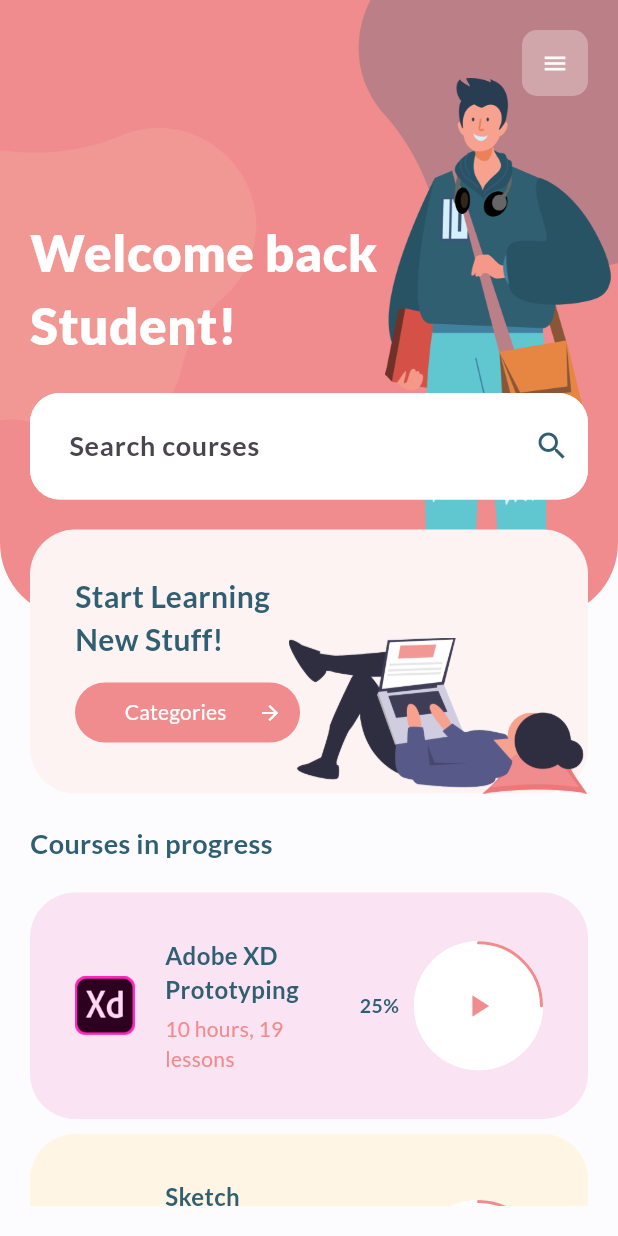
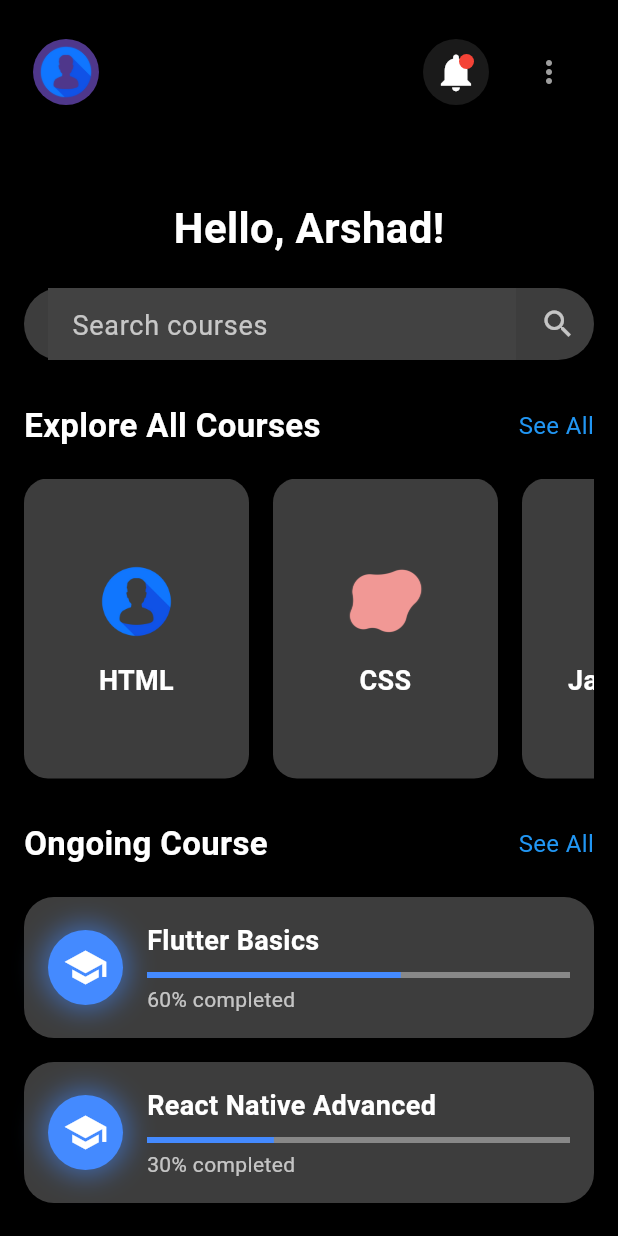
Before and after one commit to Imran-decoder/E-Learning-Platform, a Flutter app: the screen it shows after launch, on a phone screen of 412 x 824 dp. Run offline on Flutter 3.47's test engine with Material 3 defaults, Android fonts, the phone set to English and light mode, and no system bars; drawn by our look-alikes of percent_indicator; our stand-ins replace google_fonts.

Commit message:
New Initial

```diff
--- /dev/null
+++ b/lib/components/explore_course_card.dart
@@ -0,0 +1,47 @@
+import 'package:flutter/material.dart';
+
+class ExploreCourseCard extends StatelessWidget {
+  final String logoPath;
+  final String courseName;
+
+  const ExploreCourseCard({
+    required this.logoPath,
+    required this.courseName,
+    Key? key,
+  }) : super(key: key);
+
+  @override
+  Widget build(BuildContext context) {
+    return Padding(
+      padding: const EdgeInsets.only(right: 16.0),
+      child: Container(
+        width: 150,
+        decoration: BoxDecoration(
+          color: Colors.white24,
+          borderRadius: BorderRadius.circular(16.0),
+        ),
+        child: Column(
+          mainAxisAlignment: MainAxisAlignment.center,
+          children: [
+            Image.asset(
+              logoPath,
+              height: 60,
+              width: 60,
+              fit: BoxFit.contain,
+            ),
+            SizedBox(height: 10),
+            Text(
+              courseName,
+              style: TextStyle(
+                fontSize: 18,
+                fontWeight: FontWeight.bold,
+                color: Colors.white,
+              ),
+              textAlign: TextAlign.center,
+            ),
+          ],
+        ),
+      ),
+    );
+  }
+}
--- /dev/null
+++ b/lib/components/ongoing_course_card.dart
@@ -0,0 +1,80 @@
+import 'package:flutter/material.dart';
+
+class OngoingCourseCard extends StatelessWidget {
+  final String courseName;
+  final double progress;
+
+  const OngoingCourseCard({
+    required this.courseName,
+    required this.progress,
+  });
+
+  @override
+  Widget build(BuildContext context) {
+    return Container(
+      padding: EdgeInsets.all(16.0),
+      decoration: BoxDecoration(
+        color: Colors.white24,
+        borderRadius: BorderRadius.circular(20.0),
+      ),
+      child: Row(
+        children: [
+          // Glowing Logo
+          Container(
+            height: 50,
+            width: 50,
+            decoration: BoxDecoration(
+              shape: BoxShape.circle,
+              color: Colors.blueAccent,
+              boxShadow: [
+                BoxShadow(
+                  color: Colors.blueAccent.withOpacity(0.6),
+                  blurRadius: 15,
+                  spreadRadius: 3,
+                ),
+              ],
+            ),
+            child: Icon(Icons.school, color: Colors.white, size: 30),
+          ),
+          SizedBox(width: 16),
+          // Course Details
+          Expanded(
+            child: Column(
+              crossAxisAlignment: CrossAxisAlignment.start,
+              children: [
+                Text(
+                  courseName,
+                  style: TextStyle(
+                    color: Colors.white,
+                    fontSize: 18,
+                    fontWeight: FontWeight.bold,
+                  ),
+                ),
+                SizedBox(height: 8),
+                // Progress Bar and Percentage
+                Column(
+                  crossAxisAlignment: CrossAxisAlignment.start,
+                  children: [
+                    LinearProgressIndicator(
+                      value: progress,
+                      backgroundColor: Colors.white38,
+                      color: Colors.blueAccent,
+                    ),
+                    SizedBox(height: 4),
+                    Text(
+                      "${(progress * 100).toInt()}% completed",
+                      style: TextStyle(
+                        color: Colors.white70,
+                        fontSize: 14,
+                      ),
+                    ),
+                  ],
+                ),
+              ],
+            ),
+          ),
+        ],
+      ),
+    );
+  }
+}
--- a/lib/main.dart
+++ b/lib/main.dart
@@ -1,5 +1,4 @@
-import 'package:elearning/screens/home_screen.dart';
-import 'package:elearning/utils/const.dart';
+import 'package:elearning/screens/dashboard_screen.dart';
 import 'package:flutter/material.dart';
 
 void main() => runApp(MyApp());
@@ -10,8 +9,23 @@ class MyApp extends StatelessWidget {
     return MaterialApp(
       title: 'E-Learning Online Courses App',
       debugShowCheckedModeBanner: false,
-      theme: Constants.lighTheme(context),
-      home: HomeScreen(),
+      theme: ThemeData.dark().copyWith(
+        scaffoldBackgroundColor: Colors.black,
+        appBarTheme: AppBarTheme(
+          backgroundColor: Colors.black,
+          iconTheme: IconThemeData(color: Colors.white),
+        ),
+        textTheme: TextTheme(
+          bodyLarge: TextStyle(color: Colors.white),
+          bodyMedium: TextStyle(color: Colors.white70),
+        ),
+        inputDecorationTheme: InputDecorationTheme(
+          filled: true,
+          fillColor: Colors.grey[800],
+          hintStyle: TextStyle(color: Colors.white54),
+        ),
+      ),
+      home: DashboardScreen(),
     );
   }
 }
--- /dev/null
+++ b/lib/screens/dashboard_screen.dart
@@ -0,0 +1,216 @@
+import 'package:flutter/material.dart';
+import 'package:elearning/components/ongoing_course_card.dart';
+import 'package:elearning/components/explore_course_card.dart';
+
+class DashboardScreen extends StatefulWidget {
+  @override
+  _DashboardScreenState createState() => _DashboardScreenState();
+}
+
+class _DashboardScreenState extends State<DashboardScreen> {
+  final TextEditingController _searchControl = TextEditingController();
+  late FocusNode myFocusNode;
+
+  final List<Map<String, String>> courses = [
+    {'logo': 'assets/images/profile.png', 'name': 'HTML'},
+    {'logo': 'assets/images/blob_1.png', 'name': 'CSS'},
+    {'logo': 'assets/images/blob_2.png', 'name': 'JavaScript'},
+    {'logo': 'assets/images/icon_1.png', 'name': 'React'},
+    {'logo': 'assets/images/icon_2.png', 'name': 'Node.js'},
+    {'logo': 'assets/images/icon_3.png', 'name': 'Next.js'},
+  ];
+
+  @override
+  void initState() {
+    super.initState();
+    myFocusNode = FocusNode();
+  }
+
+  @override
+  void dispose() {
+    _searchControl.dispose();
+    myFocusNode.dispose();
+    super.dispose();
+  }
+
+  @override
+  Widget build(BuildContext context) {
+    return Scaffold(
+      extendBodyBehindAppBar: true,
+      appBar: PreferredSize(
+        preferredSize: Size.fromHeight(100),
+        child: SafeArea(
+          child: Padding(
+            padding: const EdgeInsets.symmetric(horizontal: 22.0, vertical: 24.0),
+            child: Row(
+              mainAxisAlignment: MainAxisAlignment.spaceBetween,
+              children: [
+                CircleAvatar(
+                  backgroundImage: AssetImage('assets/images/profile.png'),
+                  radius: 22,
+                ),
+                Row(
+                  children: [
+                    Stack(
+                      alignment: Alignment.center,
+                      children: [
+                        Container(
+                          height: 44,
+                          width: 44,
+                          decoration: BoxDecoration(
+                            color: Colors.white.withOpacity(0.1),
+                            shape: BoxShape.circle,
+                          ),
+                          child: Icon(Icons.notifications, size: 30.0, color: Colors.white),
+                        ),
+                        Positioned(
+                          top: 10,
+                          right: 10,
+                          child: Container(
+                            height: 10,
+                            width: 10,
+                            decoration: BoxDecoration(
+                              color: Colors.red,
+                              shape: BoxShape.circle,
+                            ),
+                          ),
+                        ),
+                      ],
+                    ),
+                    SizedBox(width: 16),
+                    IconButton(
+                      icon: Icon(Icons.more_vert, color: Colors.grey),
+                      onPressed: () {
+                        debugPrint("Menu clicked");
+                      },
+                    ),
+                  ],
+                ),
+              ],
+            ),
+          ),
+        ),
+      ),
+      body: Stack(
+        children: [
+          SafeArea(
+            child: Padding(
+              padding: const EdgeInsets.all(16.0),
+              child: ListView(
+                children: [
+                  SizedBox(height: 20),
+                  Center(
+                    child: Text(
+                      "Hello, Arshad!",
+                      style: TextStyle(
+                        fontSize: 28,
+                        fontWeight: FontWeight.bold,
+                        color: Colors.white,
+                      ),
+                    ),
+                  ),
+                  SizedBox(height: 20),
+                  // Search Bar
+                  Center(
+                    child: Container(
+                      decoration: BoxDecoration(
+                        color: Colors.white24,
+                        borderRadius: BorderRadius.all(Radius.circular(30.0)),
+                      ),
+                      child: Row(
+                        children: [
+                          Expanded(
+                            child: Padding(
+                              padding: const EdgeInsets.symmetric(horizontal: 16.0),
+                              child: TextField(
+                                controller: _searchControl,
+                                decoration: InputDecoration(
+                                  border: InputBorder.none,
+                                  hintText: "Search courses",
+                                  hintStyle: TextStyle(color: Colors.white70, fontSize: 18.0),
+                                ),
+                                style: TextStyle(color: Colors.white70, fontSize: 21.0),
+                              ),
+                            ),
+                          ),
+                          Padding(
+                            padding: const EdgeInsets.only(right: 12.0),
+                            child: Icon(Icons.search, color: Colors.white70),
+                          ),
+                        ],
+                      ),
+                    ),
+                  ),
+                  SizedBox(height: 28),
+                  // Explore All Courses Header
+                  Row(
+                    mainAxisAlignment: MainAxisAlignment.spaceBetween,
+                    children: <Widget>[
+                      Text(
+                        "Explore All Courses",
+                        style: TextStyle(
+                          fontSize: 22,
+                          fontWeight: FontWeight.bold,
+                          color: Colors.white,
+                        ),
+                      ),
+                      Text(
+                        'See All',
+                        style: TextStyle(
+                          fontSize: 16,
+                          color: Colors.blue,
+                        ),
+                      ),
+                    ],
+                  ),
+                  SizedBox(height: 20),
+                  // Explore Courses Carousel
+                  SizedBox(
+                    height: 200,
+                    child: ListView.builder(
+                      scrollDirection: Axis.horizontal,
+                      itemCount: courses.length,
+                      itemBuilder: (context, index) {
+                        return ExploreCourseCard(
+                          logoPath: courses[index]['logo']!,
+                          courseName: courses[index]['name']!,
+                        );
+                      },
+                    ),
+                  ),
+                  SizedBox(height: 28),
+                  // Ongoing Courses Header
+                  Row(
+                    mainAxisAlignment: MainAxisAlignment.spaceBetween,
+                    children: <Widget>[
+                      Text(
+                        "Ongoing Course",
+                        style: TextStyle(
+                          fontSize: 22,
+                          fontWeight: FontWeight.bold,
+                          color: Colors.white,
+                        ),
+                      ),
+                      Text(
+                        'See All',
+                        style: TextStyle(
+                          fontSize: 16,
+                          color: Colors.blue,
+                        ),
+                      ),
+                    ],
+                  ),
+                  SizedBox(height: 20),
+                  // Ongoing Courses
+                  OngoingCourseCard(courseName: "Flutter Basics", progress: 0.6),
+                  SizedBox(height: 16),
+                  OngoingCourseCard(courseName: "React Native Advanced", progress: 0.3),
+                ],
+              ),
+            ),
+          ),
+        ],
+      ),
+    );
+  }
+}
--- a/lib/screens/home_screen.dart
+++ b/lib/screens/home_screen.dart
@@ -36,8 +36,25 @@ class _HomeScreenState extends State<HomeScreen> {
         preferredSize: Size(double.infinity, 100),
         child: SafeArea(
           child: Row(
-            mainAxisAlignment: MainAxisAlignment.end,
+            mainAxisAlignment: MainAxisAlignment.spaceBetween,
             children: <Widget>[
+              Container(
+                margin: EdgeInsets.symmetric(
+                  horizontal: Constants.mainPadding,
+                  vertical: Constants.mainPadding,
+                ),
+                height: 44,
+                width: 44,
+                decoration: BoxDecoration(
+                  shape: BoxShape.circle,
+                  color: Color.fromRGBO(255,255,255,0.3),
+                  image: DecorationImage(
+                    image: AssetImage("assets/icons/profile.png"),
+                    fit: BoxFit.cover,
+                  )
+                ),
+              ),
+              //Menu Button
               Container(
                 margin: EdgeInsets.symmetric(
                   horizontal: Constants.mainPadding,
```
Also changed, not shown: assets/images/profile.png (added).
